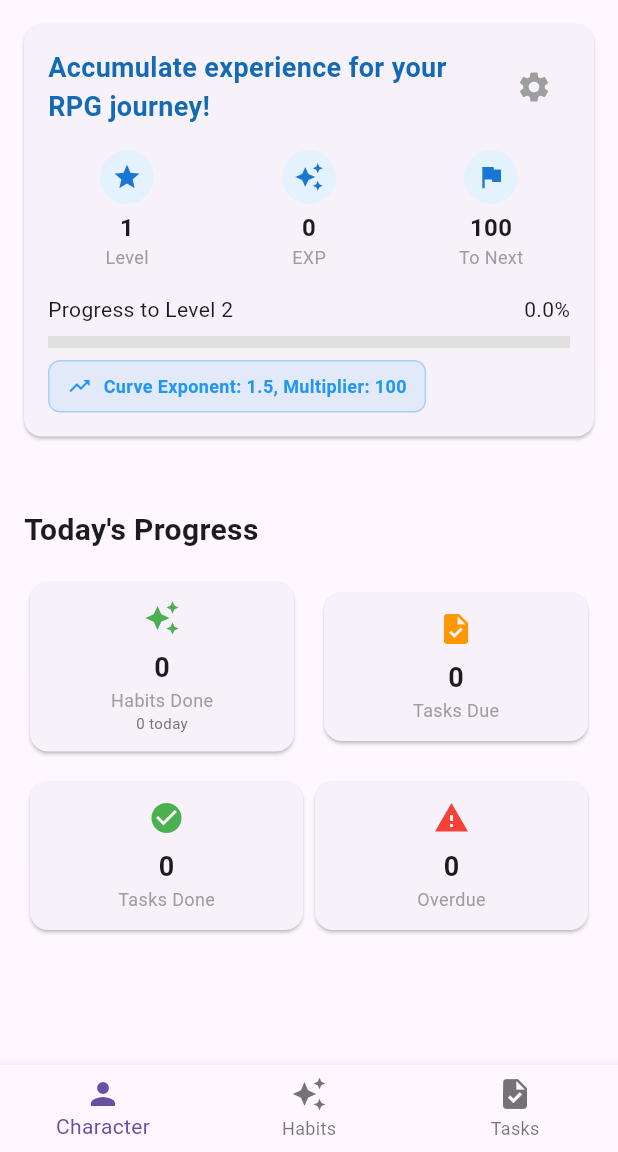
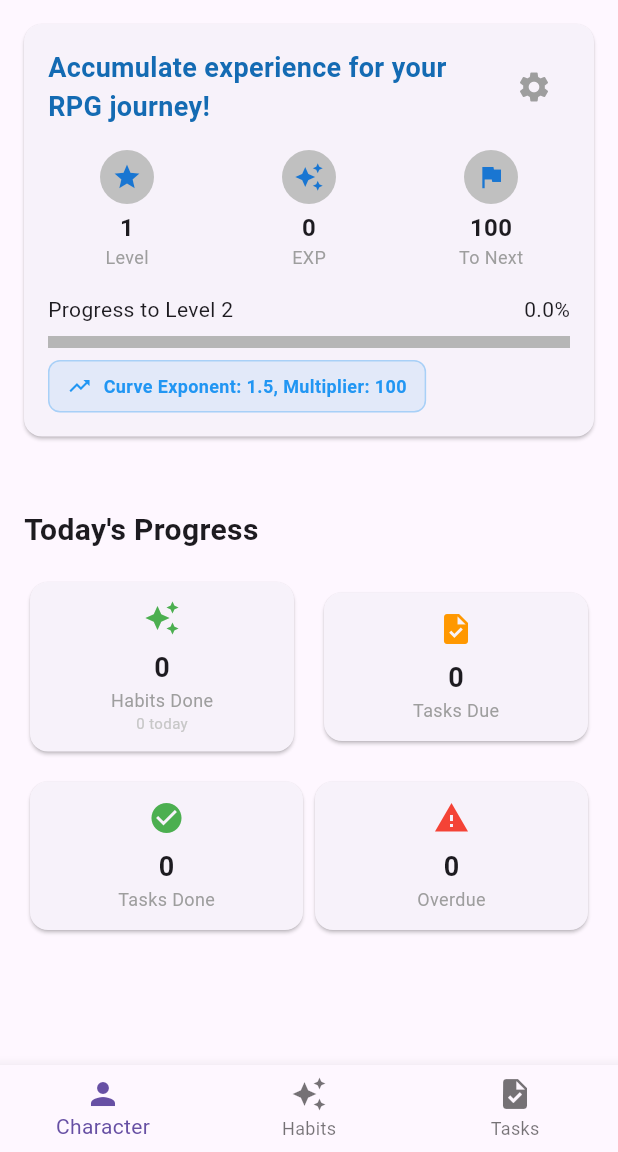
Before and after one commit to b-kucherepa/habit_to_do_some_level_up, a Flutter app: the screen it shows after launch, on a phone screen of 412 x 824 dp, the part 84-1236 px from its top. Run offline on Flutter 3.47's test engine with Material 3 defaults, Android fonts, the phone set to English and light mode, and no system bars; our stand-ins replace fl_chart, hive; accounts and stored records are empty.

Commit message:
refactor: finish style extraction refactor

```diff
--- a/lib/screens/day_completion_screen.dart
+++ b/lib/screens/day_completion_screen.dart
@@ -73,7 +73,7 @@ class _DayCompletionScreenState extends State<DayCompletionScreen> {
                 style: Styles.completeDayHint),
           ],
         ),
-        backgroundColor: Colors.blue,
+        backgroundColor: Styles.completeDayBackColor,
       ),
       body: _buildContent(),
     );
--- a/lib/styles.dart
+++ b/lib/styles.dart
@@ -2,6 +2,7 @@ import 'package:flutter/material.dart';
 
 abstract class Styles {
   static const Color fallbackColor = Colors.grey;
+  static const Color fallbackFontColor = Colors.black;
   static const Color badAccent = Colors.red;
   static const Color warningAccent = Colors.orange;
   static const Color goodAccent = Colors.green;
@@ -42,6 +43,83 @@ abstract class Styles {
     5: Colors.purple
   };
 
+  static final Map<int, TextStyle> taskPriorityFont = {
+    1: TextStyle(
+        fontSize: 10, color: taskPriorityColor[1], fontWeight: FontWeight.bold),
+    2: TextStyle(
+        fontSize: 10, color: taskPriorityColor[2], fontWeight: FontWeight.bold),
+    3: TextStyle(
+        fontSize: 10, color: taskPriorityColor[3], fontWeight: FontWeight.bold),
+    4: TextStyle(
+        fontSize: 10, color: taskPriorityColor[4], fontWeight: FontWeight.bold),
+    5: TextStyle(
+        fontSize: 10, color: taskPriorityColor[5], fontWeight: FontWeight.bold)
+  };
+
+  static const Color taskStatLabelTotalColor = Colors.blue;
+  static const Color taskStatLabelPendingColor = Colors.orange;
+  static const Color taskStatLabelDoneColor = Colors.green;
+
+  static const TextStyle taskStatLabelTotalFont = TextStyle(
+      fontSize: 18,
+      fontWeight: FontWeight.bold,
+      color: taskStatLabelTotalColor);
+  static const TextStyle taskStatLabelPendingFont = TextStyle(
+      fontSize: 18,
+      fontWeight: FontWeight.bold,
+      color: taskStatLabelPendingColor);
+  static const TextStyle taskStatLabelDoneFont = TextStyle(
+      fontSize: 18, fontWeight: FontWeight.bold, color: taskStatLabelDoneColor);
+
+  static const tasksCompletedHeaderFont =
+      TextStyle(fontSize: 18, fontWeight: FontWeight.bold, color: Colors.green);
+  static const tasksCompletedPendingFont =
+      TextStyle(fontSize: 18, fontWeight: FontWeight.bold);
+
+  static const Color taskScheduleDailyColor = Colors.blue;
+  static const Color taskScheduleWeeklyColor = Colors.green;
+  static const Color taskScheduleMonthlyColor = Colors.orange;
+  static const Color taskScheduleCustomColor = Colors.purple;
+
+  static const TextStyle taskScheduleFont = TextStyle(
+      fontSize: 10, color: taskScheduleDailyColor, fontWeight: FontWeight.bold);
+  static const TextStyle taskScheduleWeeklyFont = TextStyle(
+      fontSize: 10,
+      color: taskScheduleWeeklyColor,
+      fontWeight: FontWeight.bold);
+  static const TextStyle taskScheduleMonthlyFont = TextStyle(
+      fontSize: 10,
+      color: taskScheduleMonthlyColor,
+      fontWeight: FontWeight.bold);
+  static const TextStyle taskScheduleCustomFont = TextStyle(
+      fontSize: 10,
+      color: taskScheduleCustomColor,
+      fontWeight: FontWeight.bold);
+
+  static const TextStyle scheduleSelectorTitleFont =
+      TextStyle(fontSize: 16, fontWeight: FontWeight.bold);
+  static const TextStyle scheduleSelectorWeeklyTitleFont =
+      TextStyle(fontSize: 14, fontWeight: FontWeight.bold);
+  static const TextStyle scheduleSelectorMonthlyTitleFont =
+      TextStyle(fontSize: 14, fontWeight: FontWeight.bold);
+  static const TextStyle scheduleSelectorCustomTitleFont =
+      TextStyle(fontSize: 14, fontWeight: FontWeight.bold);
+
+  static const TextStyle characterStatItemCountFont =
+      TextStyle(fontSize: 16, fontWeight: FontWeight.bold);
+  static const TextStyle characterStatItemLabelFont =
+      TextStyle(fontSize: 12, color: Colors.grey);
+  static const Color characterStatItemBackColor =
+      Color.fromARGB(255, 192, 192, 192);
+
+  static const Color taskCompletedBackColor =
+      Color.fromARGB(255, 173, 255, 179);
+  static const Color taskUncompletedBackColor = Colors.white;
+  static const Color taskCategoryBackColor = Colors.grey;
+
+  static const Color habitCounterBackColor = Color.fromARGB(255, 195, 195, 195);
+
+  static const Color completeDayBackColor = Colors.blue;
   static const Color completeDayButtonColor = Colors.blue;
   static const Color completedHabitColor = Color.fromARGB(255, 188, 255, 191);
 
@@ -192,8 +270,9 @@ abstract class Styles {
   static const Icon characterTabToNextLevelIcon =
       Icon(Icons.flag, size: 20, color: Color.fromARGB(255, 25, 118, 210));
 
-  static const Icon overviewHabitsCountIcon =
+  static const Icon habitsDoneCountIcon =
       Icon(Icons.auto_awesome, color: goodAccent);
+
   static const Icon overviewTasksDueIcon =
       Icon(Icons.task, color: warningAccent);
   static const Icon overviewTasksDoneIcon =
@@ -204,12 +283,31 @@ abstract class Styles {
   static const Icon languageOptionIcon =
       Icon(Icons.language, size: 20, color: Colors.grey);
 
+  static const TextStyle characterOverviewCountFont =
+      TextStyle(fontSize: 18, fontWeight: FontWeight.bold);
+  static const TextStyle characterOverviewLabelFont =
+      TextStyle(fontSize: 12, color: Colors.grey);
+  static const TextStyle characterStatItemDetailsFont =
+      TextStyle(fontSize: 10, color: Color.fromARGB(255, 199, 199, 199));
+
+  static const TextStyle characterTodayProgressFont =
+      TextStyle(fontSize: 20, fontWeight: FontWeight.bold);
+  static const Color characterTabExpCurveLabelColor = Colors.blue;
+  static const TextStyle characterTabExpCurveLabelFont = TextStyle(
+      fontSize: 12,
+      color: characterTabExpCurveLabelColor,
+      fontWeight: FontWeight.bold);
+
   static const Icon levelUpButtonIcon = Icon(Icons.celebration);
 
   static const Color taskDueCompletedColor = goodAccent;
   static const Color taskDueOverdueColor = badAccent;
   static const Color taskDueTodayColor = warningAccent;
   static const Color taskDueSoonColor = neutralAccent;
+
+  static const Color characterProgressIndicatorBackColor =
+      Color.fromARGB(255, 182, 182, 182);
+  static const Color characterProgressIndicatorFrontColor = Colors.blue;
 
   static const Icon taskDueCompletedIcon =
       Icon(Icons.calendar_today, size: 16, color: taskDueCompletedColor);
--- a/lib/widgets/character_tab.dart
+++ b/lib/widgets/character_tab.dart
@@ -95,8 +95,8 @@ class _CharacterTabState extends State<CharacterTab> {
                 SizedBox(height: Styles.smallGap),
                 LinearProgressIndicator(
                   value: character.levelProgress,
-                  backgroundColor: Colors.grey.shade300,
-                  color: Colors.blue,
+                  backgroundColor: Styles.characterProgressIndicatorBackColor,
+                  color: Styles.characterProgressIndicatorFrontColor,
                   minHeight: Styles.smallGap,
                 ),
               ],
@@ -116,20 +116,14 @@ class _CharacterTabState extends State<CharacterTab> {
           Container(
             padding: EdgeInsets.all(Styles.smallGap),
             decoration: BoxDecoration(
-              color: Colors.blue.shade50,
+              color: Styles.characterStatItemBackColor,
               shape: BoxShape.circle,
             ),
             child: icon,
           ),
           SizedBox(height: Styles.tinyGap),
-          Text(
-            value,
-            style: TextStyle(fontSize: 16, fontWeight: FontWeight.bold),
-          ),
-          Text(
-            label,
-            style: TextStyle(fontSize: 12, color: Colors.grey),
-          ),
+          Text(value, style: Styles.characterStatItemCountFont),
+          Text(label, style: Styles.characterStatItemLabelFont),
         ],
       ),
     );
@@ -140,9 +134,11 @@ class _CharacterTabState extends State<CharacterTab> {
       padding: EdgeInsets.symmetric(
           horizontal: Styles.mediumGap, vertical: Styles.smallGap),
       decoration: BoxDecoration(
-        color: Colors.blue.withValues(alpha: 0.1),
+        color: Styles.characterTabExpCurveLabelColor.withValues(alpha: 0.1),
         borderRadius: BorderRadius.circular(Styles.smallRadius),
-        border: Border.all(color: Colors.blue.withValues(alpha: 0.3)),
+        border: Border.all(
+            color:
+                Styles.characterTabExpCurveLabelColor.withValues(alpha: 0.3)),
       ),
       child: Row(
         mainAxisSize: MainAxisSize.min,
@@ -150,12 +146,10 @@ class _CharacterTabState extends State<CharacterTab> {
           Styles.characterTabExpCurveLabelIcon,
           SizedBox(width: Styles.smallGap),
           Text(
-            context.l10n.expCurveLabel(
-                character.curveExponent.toStringAsFixed(1),
-                character.experienceMultiplier.toInt()),
-            style: TextStyle(
-                fontSize: 12, color: Colors.blue, fontWeight: FontWeight.bold),
-          ),
+              context.l10n.expCurveLabel(
+                  character.curveExponent.toStringAsFixed(1),
+                  character.experienceMultiplier.toInt()),
+              style: Styles.characterTabExpCurveLabelFont),
         ],
       ),
     );
@@ -188,16 +182,14 @@ class _CharacterTabState extends State<CharacterTab> {
                 children: [
                   Text(
                     context.l10n.todaysProgress,
-                    style: TextStyle(fontSize: 20, fontWeight: FontWeight.bold),
+                    style: Styles.characterTodayProgressFont,
                   ),
                   SizedBox(height: Styles.largeGap),
                   Row(
                     children: [
-                      _buildOverviewCard(
-                          context.l10n.habitsDone,
-                          '$completedHabitsCount',
-                          Styles.overviewHabitsCountIcon,
-                          subtitle: context.l10n
+                      _buildOverviewCard(context.l10n.habitsDone,
+                          '$completedHabitsCount', Styles.habitsDoneCountIcon,
+                          details: context.l10n
                               .habitsNumberToday(todaysHabits.length)),
                       SizedBox(width: Styles.mediumGap),
                       _buildOverviewCard(context.l10n.tasksDue, '$todaysTasks',
@@ -230,7 +222,7 @@ class _CharacterTabState extends State<CharacterTab> {
   }
 
   Widget _buildOverviewCard(String title, String value, Icon icon,
-      {String? subtitle}) {
+      {String? details}) {
     return Expanded(
       child: Card(
         child: Padding(
@@ -241,16 +233,16 @@ class _CharacterTabState extends State<CharacterTab> {
               SizedBox(height: Styles.smallGap),
               Text(
                 value,
-                style: TextStyle(fontSize: 18, fontWeight: FontWeight.bold),
+                style: Styles.characterOverviewCountFont,
               ),
               Text(
                 title,
-                style: TextStyle(fontSize: 12, color: Colors.grey),
+                style: Styles.characterOverviewLabelFont,
               ),
-              if (subtitle != null)
+              if (details != null)
                 Text(
-                  subtitle,
-                  style: TextStyle(fontSize: 10, color: Colors.grey.shade600),
+                  details,
+                  style: Styles.characterStatItemDetailsFont,
                 ),
             ],
           ),
```
Also changed, not shown: lib/schedule_selector.dart (+13 -12 lines), lib/widgets/habit_item_widget.dart (+15 -9 lines), lib/widgets/task_form.dart (+7 -7 lines), lib/widgets/tasks_tab.dart (+26 -21 lines).
